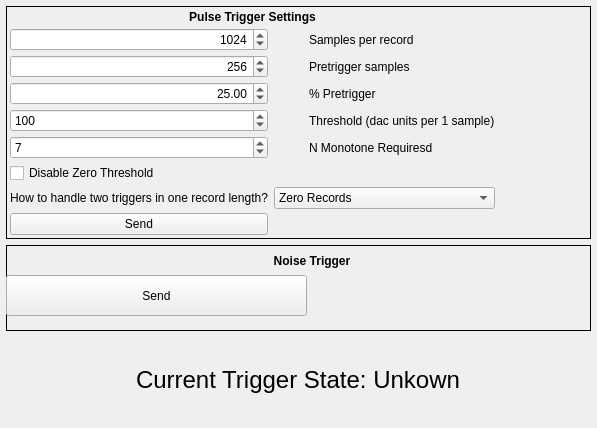
usnistgov/dastardcommander, file dastardcommander/ui/trigger_config_simple.ui: the form before one commit.
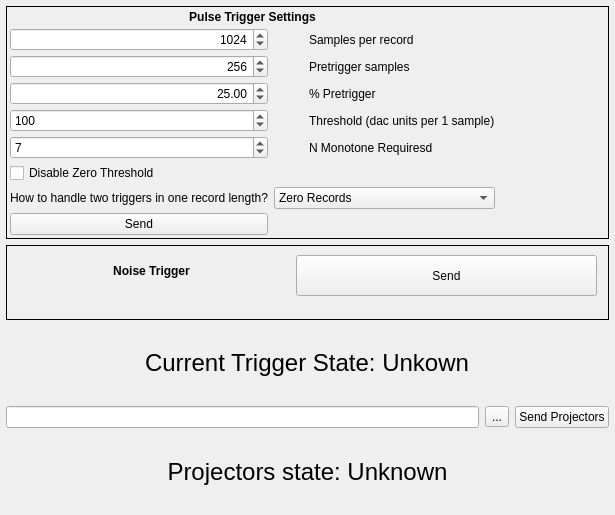
The form after the commit.

Commit message: add sending projectors

```diff
--- a/dastardcommander/ui/trigger_config_simple.ui
+++ b/dastardcommander/ui/trigger_config_simple.ui
@@ -6,8 +6,8 @@
    <rect>
     <x>0</x>
     <y>0</y>
-    <width>597</width>
-    <height>428</height>
+    <width>615</width>
+    <height>515</height>
    </rect>
   </property>
   <property name="sizePolicy">
@@ -270,9 +270,9 @@
      <widget class="QLabel" name="label_20">
       <property name="geometry">
        <rect>
-        <x>10</x>
-        <y>0</y>
-        <width>592</width>
+        <x>20</x>
+        <y>10</y>
+        <width>251</width>
         <height>31</height>
        </rect>
       </property>
@@ -292,8 +292,8 @@
      <widget class="QPushButton" name="pushButton_sendNoise">
       <property name="geometry">
        <rect>
-        <x>0</x>
-        <y>30</y>
+        <x>290</x>
+        <y>10</y>
         <width>301</width>
         <height>41</height>
        </rect>
@@ -316,6 +316,42 @@
      </property>
     </widget>
    </item>
+   <item>
+    <layout class="QHBoxLayout" name="horizontalLayout_2">
+     <item>
+      <widget class="QLineEdit" name="lineEdit_projectors"/>
+     </item>
+     <item>
+      <widget class="QToolButton" name="toolButton_chooseProjectors">
+       <property name="text">
+        <string>...</string>
+       </property>
+      </widget>
+     </item>
+     <item>
+      <widget class="QPushButton" name="pushButton_sendProjectors">
+       <property name="text">
+        <string>Send Projectors</string>
+       </property>
+      </widget>
+     </item>
+    </layout>
+   </item>
+   <item>
+    <widget class="QLabel" name="label_projectorsSync">
+     <property name="font">
+      <font>
+       <pointsize>18</pointsize>
+      </font>
+     </property>
+     <property name="text">
+      <string>Projectors state: Unknown</string>
+     </property>
+     <property name="alignment">
+      <set>Qt::AlignCenter</set>
+     </property>
+    </widget>
+   </item>
   </layout>
  </widget>
  <tabstops>
```
The commit also changes 5 other files.
